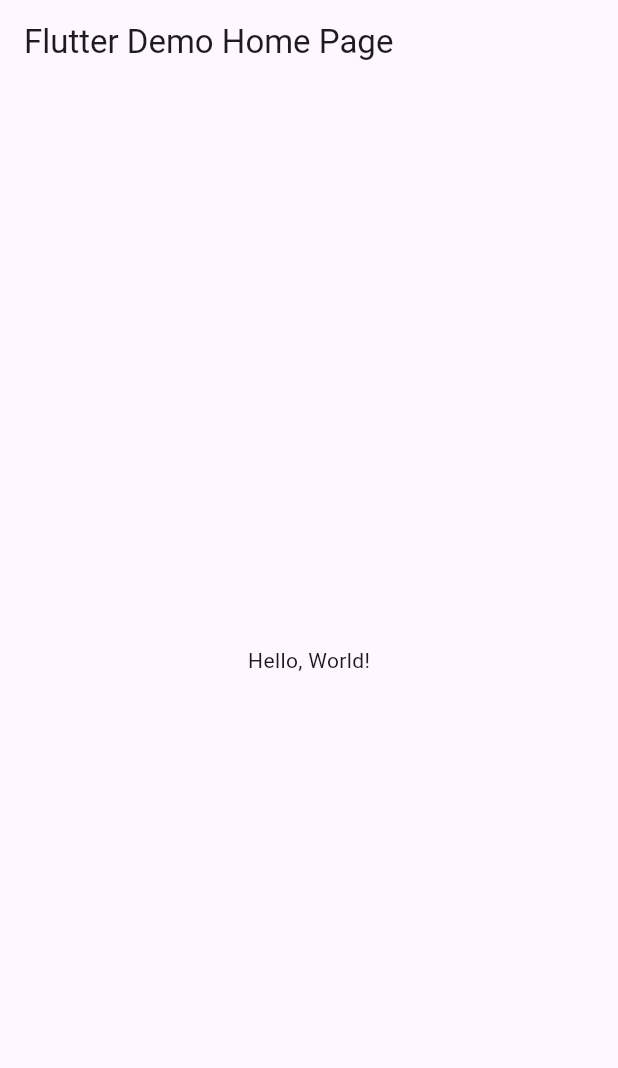
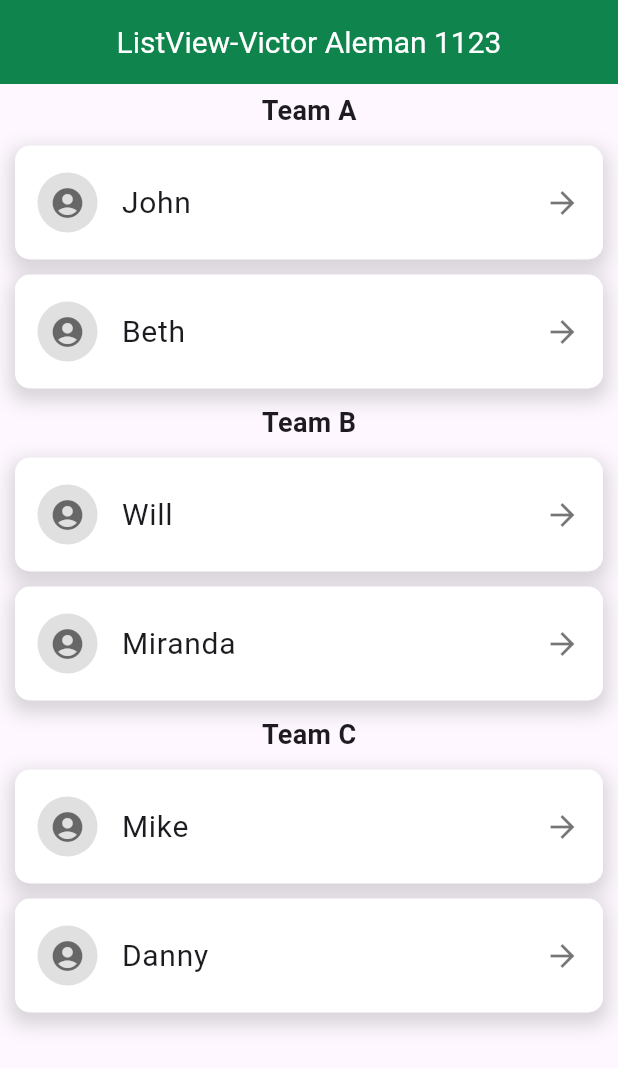
Before and after one commit to VictorAlemanHidalgo/p12_ListView, a Flutter app: the screen it shows after launch, on a phone screen of 412 x 824 dp. Shown: the top 1068 px of the screen. Run offline on Flutter 3.47's test engine with Material 3 defaults, Android fonts, the phone set to English and light mode, and no system bars.

Commit message:
Examen Alreman 1123

```diff
--- a/lib/main.dart
+++ b/lib/main.dart
@@ -3,40 +3,84 @@ import 'package:flutter/material.dart';
 void main() => runApp(MyApp());
 
 class MyApp extends StatelessWidget {
-  const MyApp({super.key});
-  // This widget is the root of your application.
   @override
   Widget build(BuildContext context) {
     return MaterialApp(
-      // Application name
-      title: 'Flutter Hello World',
-      // Application theme data, you can set the colors for the application as
-      // you want
-      theme: ThemeData(
-        // useMaterial3: false,
-        primarySwatch: Colors.blue,
-      ),
-      // A widget which will be started on application startup
-      home: MyHomePage(title: 'Flutter Demo Home Page'),
+      debugShowCheckedModeBanner: false,
+      home: GroupedListViewExample(),
     );
   }
 }
 
-class MyHomePage extends StatelessWidget {
-  final String title;
-  const MyHomePage({super.key, required this.title});
+class GroupedListViewExample extends StatelessWidget {
+  final Map<String, List<String>> teams = {
+    'Team A': ['John', 'Beth'],
+    'Team B': ['Will', 'Miranda'],
+    'Team C': ['Mike', 'Danny'],
+  };
 
   @override
   Widget build(BuildContext context) {
     return Scaffold(
       appBar: AppBar(
-        // The title text which will be shown on the action bar
-        title: Text(title),
+        title: const Text("ListView-Victor Aleman 1123"),
+        centerTitle: true,
+        titleTextStyle: const TextStyle(color: Colors.white, fontSize: 20),
+        backgroundColor: const Color(0xff0f844d),
       ),
-      body: Center(
-        child: Text(
-          'Hello, World!',
-        ),
+      body: ListView(
+        children: teams.entries.map((entry) {
+          return Column(
+            crossAxisAlignment: CrossAxisAlignment.center,
+            children: [
+              // Título centrado
+              Padding(
+                padding: const EdgeInsets.symmetric(vertical: 5),
+                child: Center(
+                  child: Text(
+                    entry.key,
+                    style: TextStyle(
+                      fontSize: 18,
+                      fontWeight: FontWeight.bold,
+                    ),
+                  ),
+                ),
+              ),
+              // Lista de nombres con diseño mejorado
+              ...entry.value.map((name) => Container(
+                    margin: EdgeInsets.symmetric(horizontal: 10, vertical: 5),
+                    decoration: BoxDecoration(
+                      color: Colors.white,
+                      borderRadius: BorderRadius.circular(10),
+                      boxShadow: [
+                        BoxShadow(
+                          color: Colors.grey.withOpacity(0.4),
+                          blurRadius: 10,
+                          spreadRadius: 3,
+                          offset: Offset(0, 5),
+                        ),
+                      ],
+                    ),
+                    child: ListTile(
+                      contentPadding: EdgeInsets.symmetric(
+                          vertical: 10, horizontal: 15), // Aumenta la altura
+                      leading: CircleAvatar(
+                        radius: 20,
+                        backgroundColor: Colors.grey[300],
+                        child: Icon(Icons.account_circle_sharp,
+                            color: Colors.black54), // Ícono dentro de círculo
+                      ),
+                      title: Text(
+                        name,
+                        style: TextStyle(fontSize: 20),
+                      ),
+                      trailing: Icon(Icons.arrow_forward,
+                          color: Colors.black54), // Flecha real
+                    ),
+                  )),
+            ],
+          );
+        }).toList(),
       ),
     );
   }
```
Also changed, not shown: P12_ListView-Aleman1123.PNG (added).
